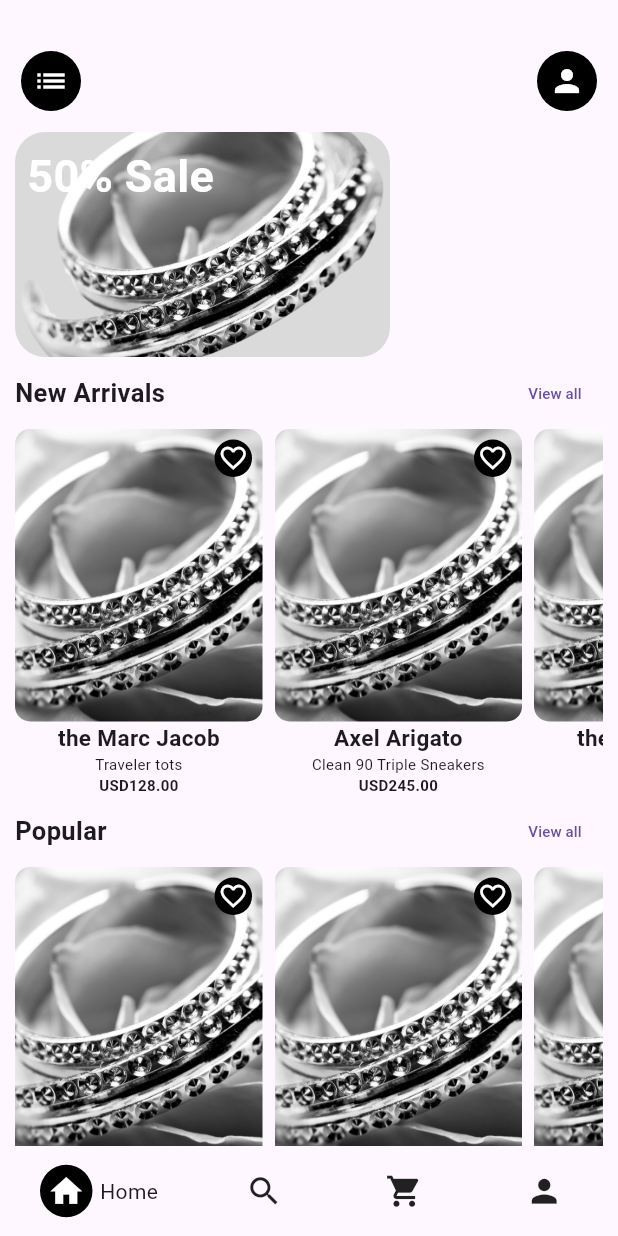
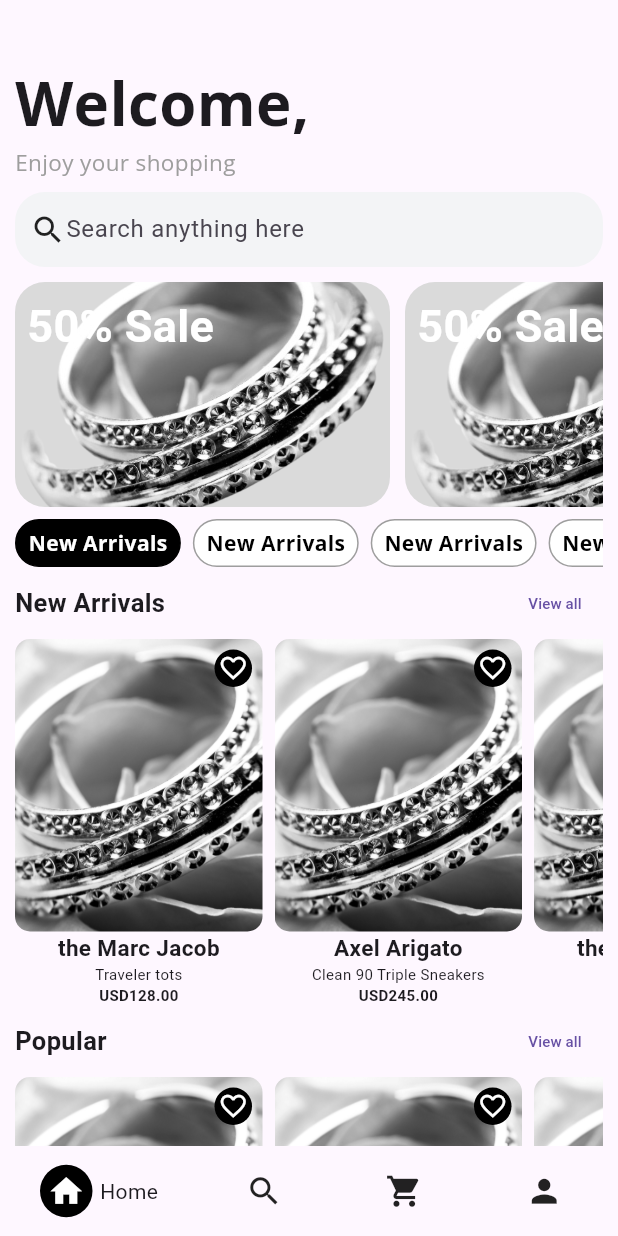
Before and after one commit to Kawaiibuta/Precious, a Flutter app: the screen it shows after launch, on a phone screen of 412 x 824 dp. Run offline on Flutter 3.47's test engine with Material 3 defaults, Android fonts, the phone set to English and light mode, and no system bars; our stand-ins replace firebase_core, google_fonts, shared_preferences; accounts and stored records are empty; generated files the repository leaves out were written again.

Commit message:
<Dev>: Dev homepage

```diff
--- a/lib/resources/widgets/catagory_button.dart
+++ b/lib/resources/widgets/catagory_button.dart
@@ -1,54 +1,37 @@
 import 'package:flutter/material.dart';
+import 'package:google_fonts/google_fonts.dart';
 
-class CatagoryButton extends StatefulWidget {
-  const CatagoryButton(
-      {super.key,
-      required this.icon,
-      required this.title,
-      required this.quantity});
-  final IconData icon;
+class CategoryButton extends StatefulWidget {
+  const CategoryButton(
+      {super.key, required this.title, required this.selected});
   final String title;
-  final int quantity;
+  final bool selected;
   @override
-  _CatagoryButtonState createState() => _CatagoryButtonState();
+  _CategoryButtonState createState() => _CategoryButtonState();
 }
 
-class _CatagoryButtonState extends State<CatagoryButton> {
+class _CategoryButtonState extends State<CategoryButton> {
   @override
   Widget build(BuildContext context) {
     return Container(
-        height: 70,
-        padding: const EdgeInsets.all(15.0),
+        clipBehavior: Clip.antiAlias,
         decoration: BoxDecoration(
-            borderRadius: BorderRadius.circular(40), color: Colors.black),
-        child: Row(
-          children: [
-            Icon(
-              widget.icon,
-              color: Colors.white,
-              size: 30,
+            borderRadius: BorderRadius.circular(20),
+            color: widget.selected ? Colors.black : Colors.white,
+            border: Border.all(
+                color: widget.selected ? Colors.black : Colors.grey)),
+        child: InkWell(
+          onTap: () {},
+          child: Padding(
+            padding: const EdgeInsets.only(
+                left: 8.0, right: 8.0, top: 5.0, bottom: 5.0),
+            child: Text(
+              widget.title,
+              style: GoogleFonts.openSans(
+                  fontWeight: FontWeight.bold,
+                  color: widget.selected ? Colors.white : Colors.black),
             ),
-            Flexible(
-                child: Padding(
-              padding: const EdgeInsets.all(8.0),
-              child: Row(
-                mainAxisAlignment: MainAxisAlignment.spaceBetween,
-                children: [
-                  Text(
-                    widget.title,
-                    style: const TextStyle(
-                        color: Colors.white,
-                        fontWeight: FontWeight.bold,
-                        fontSize: 20),
-                  ),
-                  Text(
-                    "${widget.quantity} products",
-                    style: const TextStyle(color: Colors.white),
-                  )
-                ],
-              ),
-            ))
-          ],
+          ),
         ));
   }
 }
--- /dev/null
+++ b/lib/resources/widgets/custom_search_bar.dart
@@ -0,0 +1,34 @@
+import 'package:flutter/cupertino.dart';
+import 'package:flutter/material.dart';
+import 'package:flutter/services.dart';
+
+class CustomSearchBar extends StatefulWidget {
+  const CustomSearchBar({super.key});
+
+  @override
+  _CustomSearchBarState createState() => _CustomSearchBarState();
+}
+
+class _CustomSearchBarState extends State<CustomSearchBar> {
+  @override
+  Widget build(BuildContext context) {
+    return Container(
+      height: 50,
+      padding: const EdgeInsets.only(left: 10.0, right: 10.0),
+      // width: 300,
+      decoration: BoxDecoration(
+          borderRadius: BorderRadius.circular(20),
+          color: const Color(0xfff3f4f6)),
+      child: const Row(
+        children: [
+          Icon(Icons.search),
+          Expanded(
+              child: TextField(
+            decoration:
+                InputDecoration.collapsed(hintText: "Search anything here"),
+          ))
+        ],
+      ),
+    );
+  }
+}
--- /dev/null
+++ b/lib/resources/widgets/leaderboard_item.dart
@@ -0,0 +1,15 @@
+import 'package:flutter/material.dart';
+
+class LeaderboardItem extends StatefulWidget {
+  const LeaderboardItem({super.key});
+
+  @override
+  _LeaderboardItemState createState() => _LeaderboardItemState();
+}
+
+class _LeaderboardItemState extends State<LeaderboardItem> {
+  @override
+  Widget build(BuildContext context) {
+    return Container();
+  }
+}
--- a/lib/views/landing_page.dart
+++ b/lib/views/landing_page.dart
@@ -1,7 +1,9 @@
 import 'package:flutter/cupertino.dart';
 import 'package:flutter/material.dart';
 import 'package:flutter/widgets.dart';
+import 'package:google_fonts/google_fonts.dart';
 import 'package:precious/resources/widgets/catagory_button.dart';
+import 'package:precious/resources/widgets/custom_search_bar.dart';
 import 'package:precious/resources/widgets/product_card.dart';
 import 'package:precious/resources/widgets/sale_banner.dart';
 
@@ -80,49 +82,84 @@ const categoryList = [
 ];
 
 class _LandingPageState extends State<LandingPage> {
-  bool categoriesSelected = false;
+  int categoriesSelected = 0;
   @override
   Widget build(BuildContext context) {
-    return Stack(
-      children: [
-        SingleChildScrollView(
+    return SingleChildScrollView(
       child: Column(
         mainAxisSize: MainAxisSize.min,
         children: [
-              //Utility row
+          const SizedBox(
+            height: 10,
+          ),
           Row(
-                mainAxisAlignment: MainAxisAlignment.spaceBetween,
             children: [
-                  IconButton(
-                      onPressed: () {
-                        setState(() {
-                          categoriesSelected = true;
-                        });
-                      },
-                      style: ButtonStyle(
-                          backgroundColor:
-                              MaterialStateProperty.all(Colors.black)),
-                      icon: const Icon(Icons.list, color: Colors.white)),
-                  IconButton(
-                      onPressed: () {},
-                      style: ButtonStyle(
-                          backgroundColor:
-                              MaterialStateProperty.all(Colors.black)),
-                      icon: const Icon(Icons.person, color: Colors.white)),
+              Text(
+                'Welcome,',
+                style: GoogleFonts.openSans(
+                    fontWeight: FontWeight.bold, fontSize: 40),
+              )
+            ],
+          ),
+          Row(
+            children: [
+              Text(
+                "Enjoy your shopping",
+                style: GoogleFonts.openSans(fontSize: 15, color: Colors.grey),
+              )
             ],
           ),
           const SizedBox(
             height: 10,
           ),
+          const CustomSearchBar(),
+          const SizedBox(
+            height: 10.0,
+          ),
           // Sale banner row
-              const Row(
+          const SingleChildScrollView(
+            scrollDirection: Axis.horizontal,
+            child: Row(
               children: [
-                  SaleBanner(
+                Padding(
+                  padding: EdgeInsets.only(right: 10.0),
+                  child: SaleBanner(
                     title: "50% Sale",
                     color: Colors.white,
                     image: AssetImage('assets/images/sale.png'),
+                  ),
+                ),
+                Padding(
+                  padding: EdgeInsets.only(right: 10.0),
+                  child: SaleBanner(
+                    title: "50% Sale",
+                    color: Colors.white,
+                    image: AssetImage('assets/images/sale.png'),
+                  ),
                 )
               ],
+            ),
+          ),
+          Padding(
+            padding: const EdgeInsets.only(top: 8.0),
+            child: SingleChildScrollView(
+              scrollDirection: Axis.horizontal,
+              child: Row(
+                  children: categoryList
+                      .asMap()
+                      .map((i, e) => MapEntry(
+                            i,
+                            Padding(
+                              padding: const EdgeInsets.only(right: 8.0),
+                              child: CategoryButton(
+                                title: e['title'] as String,
+                                selected: (i == categoriesSelected),
+                              ),
+                            ),
+                          ))
+                      .values
+                      .toList()),
+            ),
           ),
           Row(
             mainAxisAlignment: MainAxisAlignment.spaceBetween,
@@ -185,48 +222,6 @@ class _LandingPageState extends State<LandingPage> {
           ),
         ],
       ),
-        ),
-        AnimatedPositioned(
-          duration: Duration(milliseconds: 1000),
-          right: categoriesSelected ? -10 : MediaQuery.of(context).size.width,
-          child: Container(
-            width: MediaQuery.of(context).size.width,
-            height: MediaQuery.of(context).size.height,
-            decoration: const BoxDecoration(color: Colors.white),
-            child: Padding(
-              padding: const EdgeInsets.all(15.0),
-              child: SingleChildScrollView(
-                  child: Column(children: [
-                Row(
-                  mainAxisAlignment: MainAxisAlignment.spaceBetween,
-                  children: [
-                    const Text(
-                      "Categories",
-                      style:
-                          TextStyle(fontWeight: FontWeight.bold, fontSize: 30),
-                    ),
-                    IconButton(
-                      onPressed: () {
-                        setState(() {
-                          categoriesSelected = false;
-                        });
-                      },
-                      icon: const Icon(Icons.cancel_outlined),
-                    )
-                  ],
-                ),
-                ...categoryList.map((e) => Padding(
-                      padding: const EdgeInsets.only(bottom: 10.0),
-                      child: CatagoryButton(
-                          icon: e['icon'] as IconData,
-                          title: e['title'] as String,
-                          quantity: e['quantity'] as int),
-                    )),
-              ])),
-            ),
-          ),
-        ),
-      ],
     );
   }
 }
--- a/pubspec.yaml
+++ b/pubspec.yaml
@@ -16,6 +16,7 @@ dependencies:
     sdk: flutter
   flutter_localizations:
     sdk: flutter
+  google_fonts: ^6.2.1
   intl: any
   shared_preferences: ^2.2.2
 
```
Also changed, not shown: pubspec.lock, 1 other file. Lines whose indentation alone changed are shown as unchanged.
